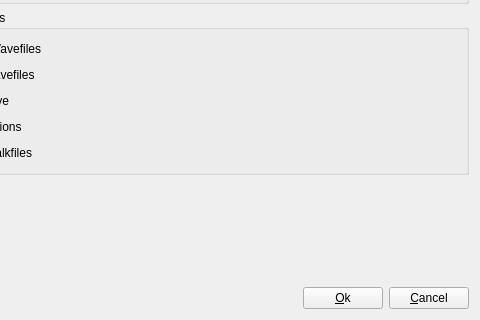
This is rbutil/rbutilqt/installtalkfrm.ui in Rockbox-Chinese-Community/Rockbox-RCC as Qt 5 draws it before an edit; both pictures show x 120 to 600 and y 130 to 450 of the 600 by 450 pixel window. The edited form follows.
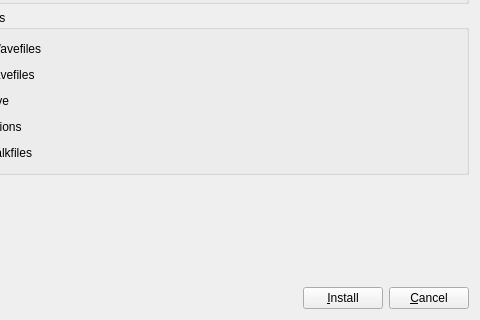
This is the edited form. Icons and pictures are not drawn.

Commit message: Change some validation button labels from "Ok" to "Install" or "Uninstall".

```diff
--- a/rbutil/rbutilqt/installtalkfrm.ui
+++ b/rbutil/rbutilqt/installtalkfrm.ui
@@ -147,7 +147,7 @@
      <item>
       <widget class="QPushButton" name="buttonOk" >
        <property name="text" >
-        <string>&amp;Ok</string>
+        <string>&amp;Install</string>
        </property>
        <property name="icon" >
         <iconset resource="rbutilqt.qrc" >:/icons/icons/go-next.png</iconset>
```
The commit also changes 3 other files.
